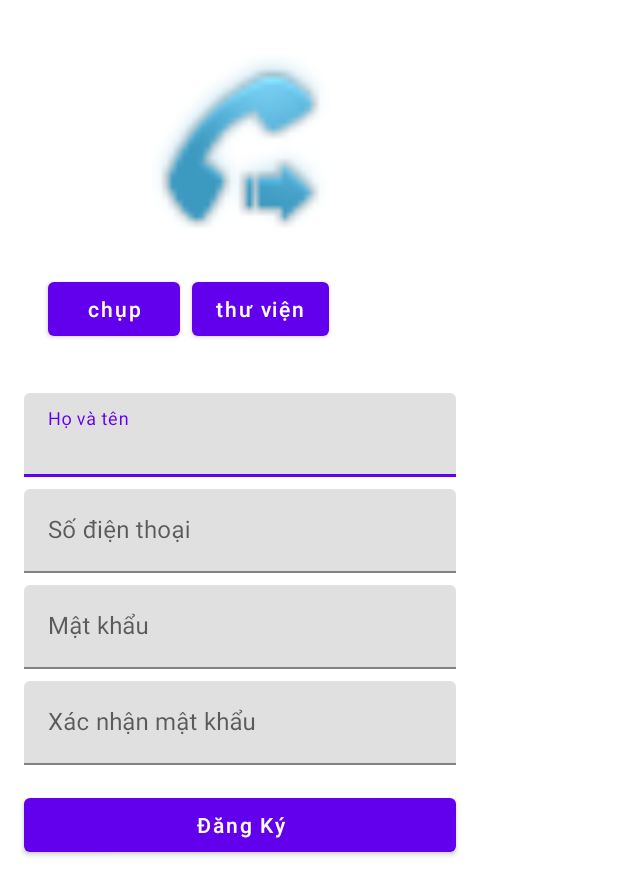
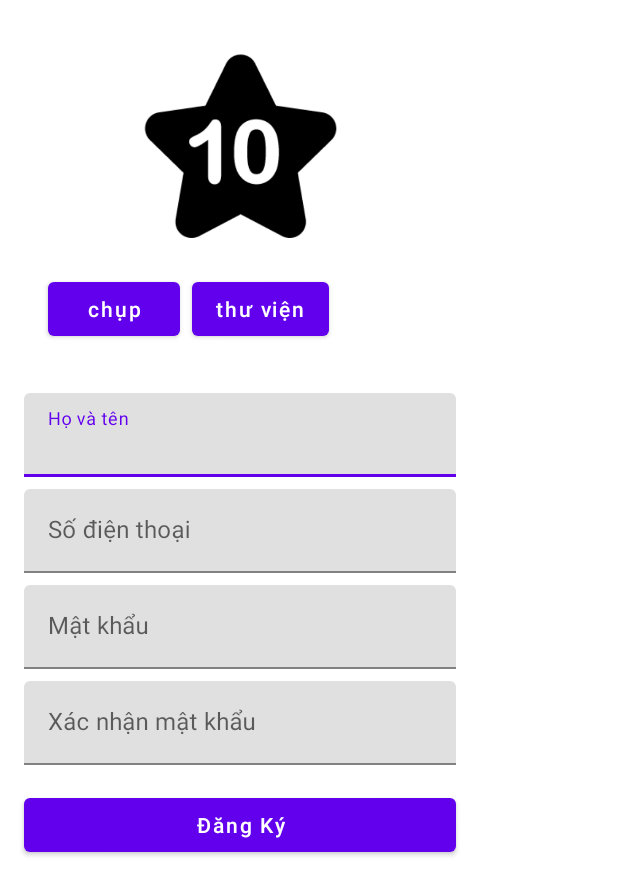
Before and after one commit to tuannq201/Quan_Ly_San_Bong, an Android app: the layout dialog_register_user.xml on its own in the app's theme, with its tools: preview values and no code run, on a phone screen of 412 x 824 dp. Shown: the top 895 px of the screen. Run offline under Robolectric (Android 15) with nearby library versions, the phone set to English and light mode, and no system bars.

Commit message:
tuan push

```diff
--- a/app/src/main/java/com/example/myapplication/LoginActivity.java
+++ b/app/src/main/java/com/example/myapplication/LoginActivity.java
@@ -3,6 +3,7 @@ package com.example.myapplication;
 import androidx.appcompat.app.AppCompatActivity;
 
 import android.os.Bundle;
+import android.view.View;
 
 public class LoginActivity extends AppCompatActivity {
 
@@ -16,4 +17,8 @@ public class LoginActivity extends AppCompatActivity {
 
 
     }
+
+    public void openDialog(View v){
+
+    }
 }
--- a/app/src/main/res/layout/dialog_register_user.xml
+++ b/app/src/main/res/layout/dialog_register_user.xml
@@ -49,7 +49,7 @@
         app:layout_constraintEnd_toEndOf="parent"
         app:layout_constraintStart_toStartOf="parent"
         app:layout_constraintTop_toTopOf="parent"
-        tools:srcCompat="@android:drawable/stat_sys_phone_call_forward" />
+        tools:srcCompat="@drawable/top10" />
 
     <Button
         android:id="@+id/btn_camera"
```
Also changed, not shown: app/src/main/res/drawable/top10.png (added).
